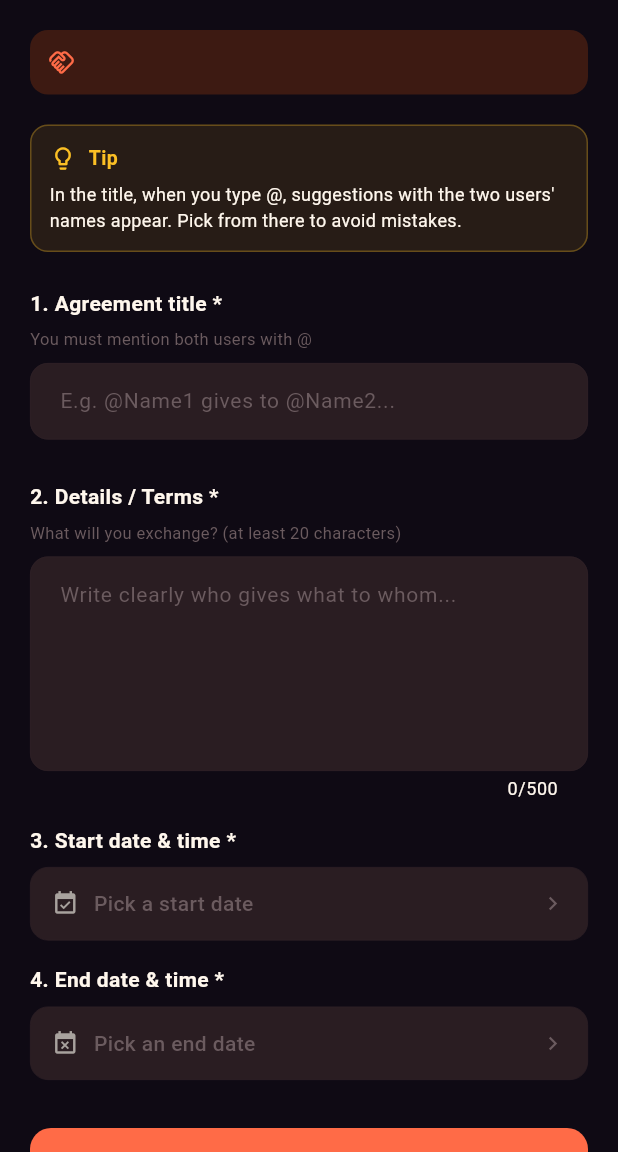
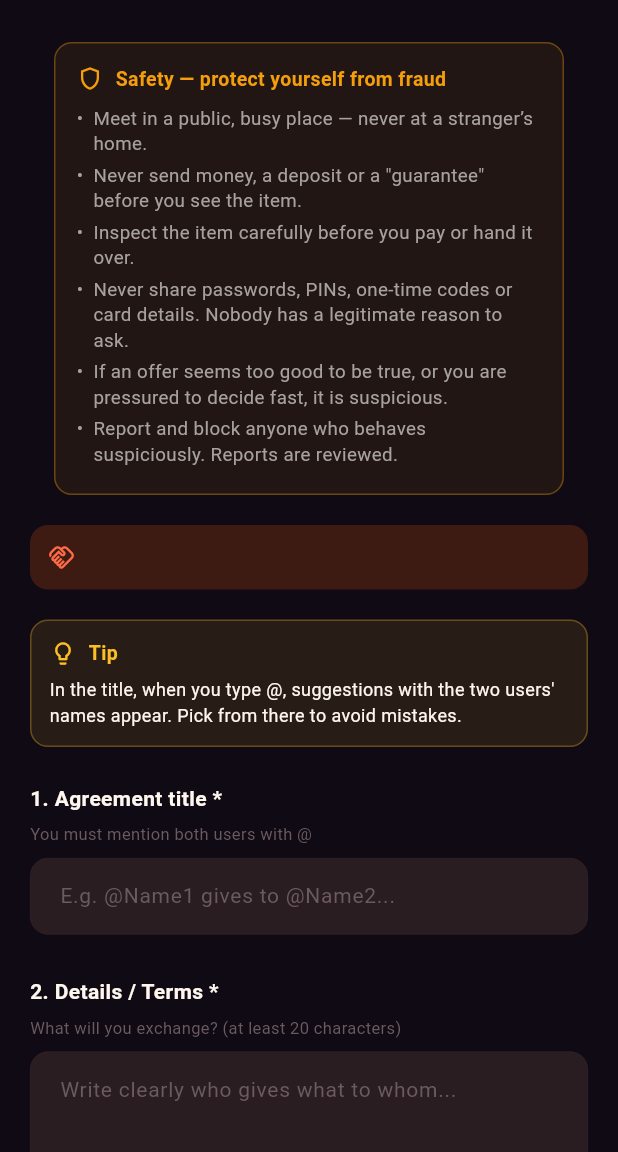
Before and after one commit to ChristosKtsios/shareit, a Flutter app: the DealProposalScreen screen opened directly with empty values, on a phone screen of 412 x 824 dp, the part 84-1236 px from its top. Run offline on Flutter 3.47's test engine with Material 3 defaults, Android fonts, the phone set to English and light mode, and no system bars; our stand-ins replace cached_network_image, cloud_firestore, cloud_functions, easy_localization, firebase_auth, firebase_core and 16 more; missing offline and left inert: firebase_app_check; accounts and stored records are empty; generated files the repository leaves out were written again.

Commit message:
feat(safety): προειδοποιήσεις κατά της απάτης μέσα στην εφαρμογή
Οι όροι είχαν «ΠΛΗΡΗ ΑΠΟΠΟΙΗΣΗ ΕΥΘΥΝΗΣ», αλλά η εφαρμογή δεν προειδοποιούσε τον
χρήστη πουθενά — ούτε μία λέξη για προκαταβολές, συναντήσεις ή τραπεζικά
στοιχεία. Μια αποποίηση ευθύνης δεν προστατεύει τον χρήστη· η προειδοποίηση τη
σωστή στιγμή τον προστατεύει.

- Banner στη συνομιλία (μία φορά, απορρίπτεται από τον χρήστη).
- Μόνιμη κάρτα στην οθόνη πρότασης deal — εκεί κλείνει συμφωνία με άγνωστο,
  είναι η στιγμή του μεγαλύτερου κινδύνου, οπότε δεν κρύβεται ποτέ.
- 6 συγκεκριμένες οδηγίες: δημόσιος χώρος, καμία προκαταβολή, έλεγχος
  αντικειμένου, ποτέ κωδικοί/OTP/κάρτες, καχυποψία σε πιεστικές προσφορές,
  αναφορά ύποπτης συμπεριφοράς.
- Κείμενα σε ελληνικά, αγγλικά, ισπανικά.

Co-Authored-By: Claude Opus 4.8 <noreply@anthropic.com>

```diff
--- a/assets/translations/en.json
+++ b/assets/translations/en.json
@@ -869,5 +869,15 @@
     "addPhoto": "Add a profile photo",
     "addName": "Add first & last name",
     "addEmail": "Add an email"
+  },
+  "safety": {
+    "title": "Safety — protect yourself from fraud",
+    "chatShort": "Never send money or a deposit up front. Meet in a public place and inspect the item before you pay.",
+    "tipPublicPlace": "Meet in a public, busy place — never at a stranger’s home.",
+    "tipNoPrepay": "Never send money, a deposit or a \"guarantee\" before you see the item.",
+    "tipInspect": "Inspect the item carefully before you pay or hand it over.",
+    "tipNoBankDetails": "Never share passwords, PINs, one-time codes or card details. Nobody has a legitimate reason to ask.",
+    "tipTooGood": "If an offer seems too good to be true, or you are pressured to decide fast, it is suspicious.",
+    "tipReport": "Report and block anyone who behaves suspiciously. Reports are reviewed."
   }
 }
--- /dev/null
+++ b/lib/core/widgets/safety_tips.dart
@@ -0,0 +1,127 @@
+import 'package:easy_localization/easy_localization.dart';
+import 'package:flutter/material.dart';
+import 'package:shared_preferences/shared_preferences.dart';
+import '../constants/app_colors.dart';
+
+/// Προειδοποιήσεις ασφαλείας κατά της απάτης.
+///
+/// Γιατί υπάρχει: η εφαρμογή φέρνει σε επαφή αγνώστους για συναλλαγές εκτός
+/// πλατφόρμας. Οι όροι χρήσης λένε «δεν φέρουμε ευθύνη» — αλλά μια αποποίηση
+/// ευθύνης δεν προστατεύει ούτε τον χρήστη ούτε, στην πράξη, εμάς. Αυτό που
+/// μετράει είναι να **προειδοποιείται** ο χρήστης τη στιγμή που κινδυνεύει:
+/// μέσα στη συνομιλία και τη στιγμή που κλείνει deal.
+class SafetyTips {
+  SafetyTips._();
+
+  static const _dismissedKey = 'safety_tips_chat_dismissed';
+
+  static Future<bool> chatBannerDismissed() async {
+    final prefs = await SharedPreferences.getInstance();
+    return prefs.getBool(_dismissedKey) ?? false;
+  }
+
+  static Future<void> dismissChatBanner() async {
+    final prefs = await SharedPreferences.getInstance();
+    await prefs.setBool(_dismissedKey, true);
+  }
+
+  static const _tipKeys = [
+    'safety.tipPublicPlace',
+    'safety.tipNoPrepay',
+    'safety.tipInspect',
+    'safety.tipNoBankDetails',
+    'safety.tipTooGood',
+    'safety.tipReport',
+  ];
+
+  /// Συμπαγής κάρτα προειδοποίησης — για την οθόνη πρότασης deal, όπου ο
+  /// κίνδυνος είναι μεγαλύτερος. Εμφανίζεται ΠΑΝΤΑ (δεν κρύβεται).
+  static Widget card() => Container(
+        margin: const EdgeInsets.symmetric(horizontal: 16, vertical: 8),
+        padding: const EdgeInsets.all(14),
+        decoration: BoxDecoration(
+          color: AppColors.warning.withValues(alpha: 0.08),
+          borderRadius: BorderRadius.circular(12),
+          border: Border.all(
+              color: AppColors.warning.withValues(alpha: 0.35), width: 1),
+        ),
+        child: Column(
+          crossAxisAlignment: CrossAxisAlignment.start,
+          children: [
+            Row(children: [
+              const Icon(Icons.shield_outlined,
+                  color: AppColors.warning, size: 18),
+              const SizedBox(width: 8),
+              Expanded(
+                child: Text('safety.title'.tr(),
+                    style: const TextStyle(
+                        color: AppColors.warning,
+                        fontSize: 13,
+                        fontWeight: FontWeight.w700)),
+              ),
+            ]),
+            const SizedBox(height: 8),
+            ..._tipKeys.map((k) => Padding(
+                  padding: const EdgeInsets.only(bottom: 4),
+                  child: Row(
+                    crossAxisAlignment: CrossAxisAlignment.start,
+                    children: [
+                      const Text('•  ',
+                          style: TextStyle(
+                              color: AppColors.textSecondary, fontSize: 12.5)),
+                      Expanded(
+                        child: Text(k.tr(),
+                            style: const TextStyle(
+                                color: AppColors.textSecondary,
+                                fontSize: 12.5,
+                                height: 1.35)),
+                      ),
+                    ],
+                  ),
+                )),
+          ],
+        ),
+      );
+
+  /// Banner στη συνομιλία — απορρίπτεται μία φορά και δεν ξαναεμφανίζεται.
+  static Widget chatBanner({required VoidCallback onDismiss}) => Container(
+        margin: const EdgeInsets.fromLTRB(10, 8, 10, 0),
+        padding: const EdgeInsets.fromLTRB(12, 10, 6, 10),
+        decoration: BoxDecoration(
+          color: AppColors.warning.withValues(alpha: 0.08),
+          borderRadius: BorderRadius.circular(12),
+          border: Border.all(
+              color: AppColors.warning.withValues(alpha: 0.3), width: 1),
+        ),
+        child: Row(crossAxisAlignment: CrossAxisAlignment.start, children: [
+          const Icon(Icons.shield_outlined,
+              color: AppColors.warning, size: 17),
+          const SizedBox(width: 9),
+          Expanded(
+            child: Column(
+              crossAxisAlignment: CrossAxisAlignment.start,
+              children: [
+                Text('safety.title'.tr(),
+                    style: const TextStyle(
+                        color: AppColors.warning,
+                        fontSize: 12.5,
+                        fontWeight: FontWeight.w700)),
+                const SizedBox(height: 3),
+                Text('safety.chatShort'.tr(),
+                    style: const TextStyle(
+                        color: AppColors.textSecondary,
+                        fontSize: 12,
+                        height: 1.35)),
+              ],
+            ),
+          ),
+          IconButton(
+            padding: EdgeInsets.zero,
+            constraints: const BoxConstraints(minWidth: 32, minHeight: 32),
+            icon: const Icon(Icons.close,
+                size: 16, color: AppColors.textHint),
+            onPressed: onDismiss,
+          ),
+        ]),
+      );
+}
--- a/lib/features/deals/presentation/deal_proposal_screen.dart
+++ b/lib/features/deals/presentation/deal_proposal_screen.dart
@@ -4,6 +4,7 @@ import 'package:cloud_firestore/cloud_firestore.dart';
 import 'package:go_router/go_router.dart';
 import 'package:easy_localization/easy_localization.dart';
 import '../../../core/constants/app_colors.dart';
+import '../../../core/widgets/safety_tips.dart';
 import '../../../core/services/error_logger.dart';
 import '../../auth/providers/auth_provider.dart';
 import '../../chat/data/chat_repository.dart';
@@ -423,6 +424,13 @@ class _DealProposalScreenState extends ConsumerState<DealProposalScreen> {
             child: Column(
               crossAxisAlignment: CrossAxisAlignment.start,
               children: [
+                // Προειδοποίηση κατά της απάτης. Εδώ ο χρήστης κλείνει
+                // συμφωνία με άγνωστο — είναι η στιγμή που κινδυνεύει
+                // περισσότερο, οπότε η κάρτα ΔΕΝ κρύβεται ποτέ.
+                Padding(
+                  padding: const EdgeInsets.only(bottom: 12),
+                  child: SafetyTips.card(),
+                ),
                 // Listing title banner
                 Container(
                   padding: const EdgeInsets.all(12),
```
Also changed, not shown: assets/translations/el.json (+10 -0 lines), assets/translations/es.json (+10 -0 lines), lib/features/chat/presentation/chat_screen.dart (+13 -0 lines).
